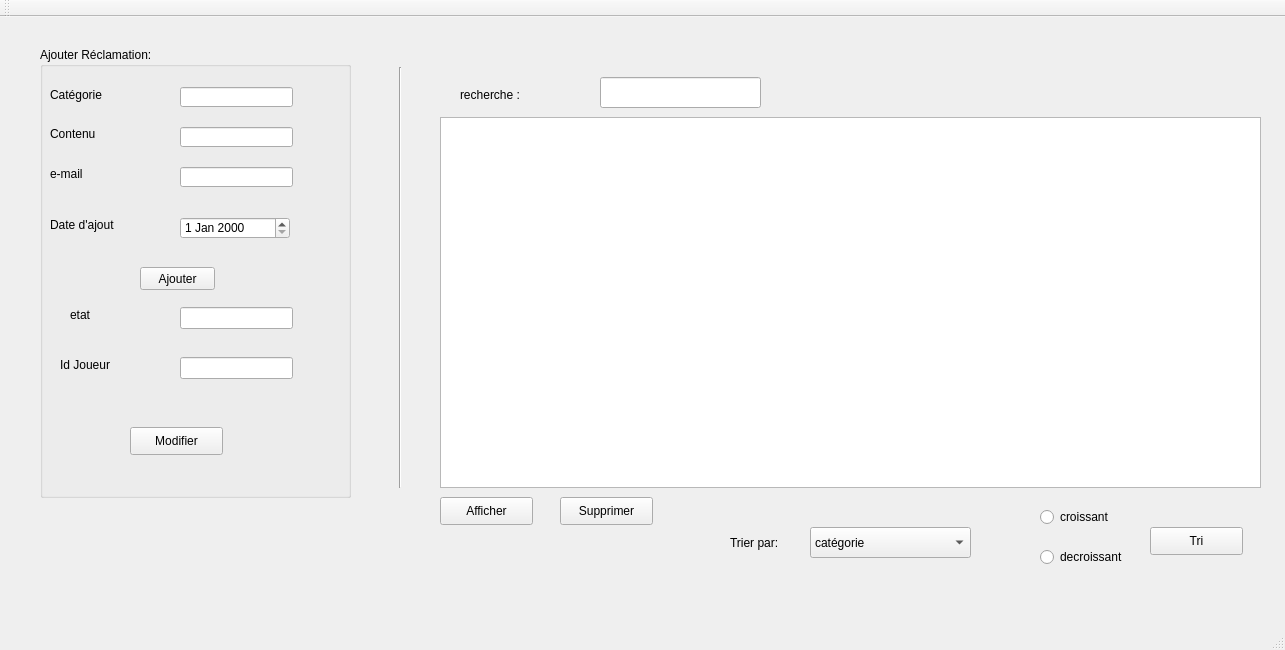
Above: mainwindow.ui from FirasJery/Olympic_games_2A15 before the change. Below: the same form after it.
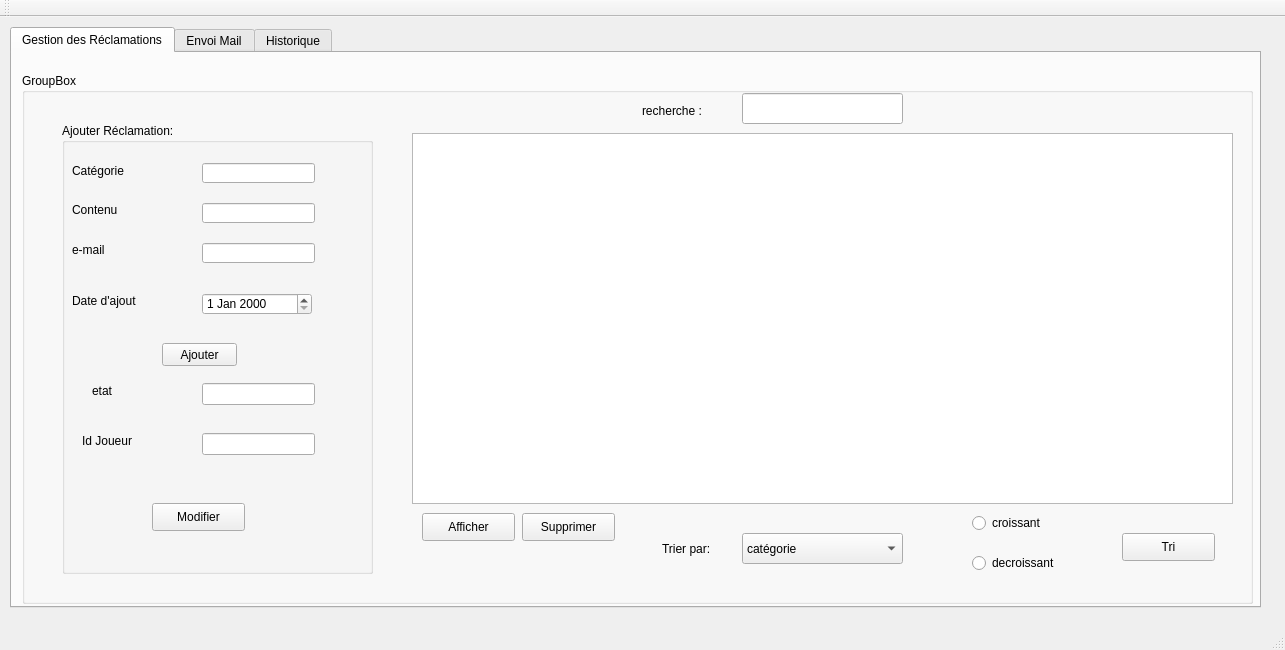
That is the form after the change.

Commit message: metier : notif, mail

```diff
--- a/mainwindow.ui
+++ b/mainwindow.ui
@@ -14,11 +14,39 @@
    <string>Gestion des Clients</string>
   </property>
   <widget class="QWidget" name="centralWidget">
+   <widget class="QTabWidget" name="tabWidget">
+    <property name="geometry">
+     <rect>
+      <x>10</x>
+      <y>10</y>
+      <width>1251</width>
+      <height>581</height>
+     </rect>
+    </property>
+    <property name="currentIndex">
+     <number>0</number>
+    </property>
+    <widget class="QWidget" name="tab">
+     <attribute name="title">
+      <string>Gestion des Réclamations</string>
+     </attribute>
+     <widget class="QGroupBox" name="groupBox_2">
+      <property name="geometry">
+       <rect>
+        <x>10</x>
+        <y>20</y>
+        <width>1231</width>
+        <height>531</height>
+       </rect>
+      </property>
+      <property name="title">
+       <string>GroupBox</string>
+      </property>
    <widget class="QGroupBox" name="groupBox">
     <property name="geometry">
      <rect>
       <x>40</x>
-      <y>30</y>
+         <y>50</y>
       <width>311</width>
       <height>451</height>
      </rect>
@@ -191,73 +219,11 @@
      </property>
     </widget>
    </widget>
-   <widget class="QTableView" name="tableView">
-    <property name="geometry">
-     <rect>
-      <x>440</x>
-      <y>100</y>
-      <width>821</width>
-      <height>371</height>
-     </rect>
-    </property>
-   </widget>
-   <widget class="QPushButton" name="pushButton_2">
-    <property name="geometry">
-     <rect>
-      <x>560</x>
-      <y>480</y>
-      <width>93</width>
-      <height>28</height>
-     </rect>
-    </property>
-    <property name="text">
-     <string>Supprimer</string>
-    </property>
-   </widget>
-   <widget class="QPushButton" name="pushButton_3">
-    <property name="geometry">
-     <rect>
-      <x>440</x>
-      <y>480</y>
-      <width>93</width>
-      <height>28</height>
-     </rect>
-    </property>
-    <property name="text">
-     <string>Afficher</string>
-    </property>
-   </widget>
-   <widget class="Line" name="line">
-    <property name="geometry">
-     <rect>
-      <x>390</x>
-      <y>50</y>
-      <width>20</width>
-      <height>421</height>
-     </rect>
-    </property>
-    <property name="orientation">
-     <enum>Qt::Vertical</enum>
-    </property>
-   </widget>
-   <widget class="QRadioButton" name="radioButton">
-    <property name="geometry">
-     <rect>
-      <x>1040</x>
-      <y>490</y>
-      <width>97</width>
-      <height>20</height>
-     </rect>
-    </property>
-    <property name="text">
-     <string>croissant</string>
-    </property>
-   </widget>
    <widget class="QRadioButton" name="radioButton_2">
     <property name="geometry">
      <rect>
-      <x>1040</x>
-      <y>530</y>
+         <x>950</x>
+         <y>480</y>
       <width>97</width>
       <height>20</height>
      </rect>
@@ -266,24 +232,34 @@
      <string>decroissant</string>
     </property>
    </widget>
-   <widget class="QPushButton" name="pushButton_5">
+      <widget class="QLineEdit" name="lineEdit">
     <property name="geometry">
      <rect>
-      <x>1150</x>
-      <y>510</y>
+         <x>720</x>
+         <y>20</y>
+         <width>161</width>
+         <height>31</height>
+        </rect>
+       </property>
+      </widget>
+      <widget class="QPushButton" name="pushButton_3">
+       <property name="geometry">
+        <rect>
+         <x>400</x>
+         <y>440</y>
       <width>93</width>
       <height>28</height>
      </rect>
     </property>
     <property name="text">
-     <string>Tri</string>
+        <string>Afficher</string>
     </property>
    </widget>
    <widget class="QLabel" name="label_7">
     <property name="geometry">
      <rect>
-      <x>730</x>
-      <y>510</y>
+         <x>640</x>
+         <y>460</y>
       <width>71</width>
       <height>31</height>
      </rect>
@@ -295,8 +271,8 @@
    <widget class="QComboBox" name="comboBox">
     <property name="geometry">
      <rect>
-      <x>810</x>
-      <y>510</y>
+         <x>720</x>
+         <y>460</y>
       <width>161</width>
       <height>31</height>
      </rect>
@@ -317,11 +293,47 @@
      </property>
     </item>
    </widget>
+      <widget class="QPushButton" name="pushButton_2">
+       <property name="geometry">
+        <rect>
+         <x>500</x>
+         <y>440</y>
+         <width>93</width>
+         <height>28</height>
+        </rect>
+       </property>
+       <property name="text">
+        <string>Supprimer</string>
+       </property>
+      </widget>
+      <widget class="QRadioButton" name="radioButton">
+       <property name="geometry">
+        <rect>
+         <x>950</x>
+         <y>440</y>
+         <width>97</width>
+         <height>20</height>
+        </rect>
+       </property>
+       <property name="text">
+        <string>croissant</string>
+       </property>
+      </widget>
+      <widget class="QTableView" name="tableView">
+       <property name="geometry">
+        <rect>
+         <x>390</x>
+         <y>60</y>
+         <width>821</width>
+         <height>371</height>
+        </rect>
+       </property>
+      </widget>
    <widget class="QLabel" name="label_8">
     <property name="geometry">
      <rect>
-      <x>460</x>
-      <y>70</y>
+         <x>620</x>
+         <y>30</y>
       <width>101</width>
       <height>16</height>
      </rect>
@@ -330,15 +342,77 @@
      <string>recherche :</string>
     </property>
    </widget>
-   <widget class="QLineEdit" name="lineEdit">
+      <widget class="QPushButton" name="pushButton_5">
     <property name="geometry">
      <rect>
-      <x>600</x>
-      <y>60</y>
-      <width>161</width>
+         <x>1100</x>
+         <y>460</y>
+         <width>93</width>
+         <height>28</height>
+        </rect>
+       </property>
+       <property name="text">
+        <string>Tri</string>
+       </property>
+      </widget>
+     </widget>
+    </widget>
+    <widget class="QWidget" name="tab_2">
+     <attribute name="title">
+      <string>Envoi Mail</string>
+     </attribute>
+     <widget class="QLineEdit" name="a_mail">
+      <property name="geometry">
+       <rect>
+        <x>320</x>
+        <y>40</y>
+        <width>361</width>
       <height>31</height>
      </rect>
     </property>
+      <property name="readOnly">
+       <bool>false</bool>
+      </property>
+     </widget>
+     <widget class="QLineEdit" name="objet_mail">
+      <property name="geometry">
+       <rect>
+        <x>320</x>
+        <y>90</y>
+        <width>361</width>
+        <height>31</height>
+       </rect>
+      </property>
+     </widget>
+     <widget class="QPlainTextEdit" name="message_mail">
+      <property name="geometry">
+       <rect>
+        <x>320</x>
+        <y>150</y>
+        <width>371</width>
+        <height>311</height>
+       </rect>
+      </property>
+     </widget>
+     <widget class="QPushButton" name="pushButton_6">
+      <property name="geometry">
+       <rect>
+        <x>750</x>
+        <y>430</y>
+        <width>93</width>
+        <height>28</height>
+       </rect>
+      </property>
+      <property name="text">
+       <string>send</string>
+      </property>
+     </widget>
+    </widget>
+    <widget class="QWidget" name="tab_3">
+     <attribute name="title">
+      <string>Historique</string>
+     </attribute>
+    </widget>
    </widget>
   </widget>
   <widget class="QMenuBar" name="menuBar">
```
Left out of the diff: 2 changed lines with no effect on the pictures. Lines whose indentation alone changed are shown as unchanged. The commit also changes 9 other files.
